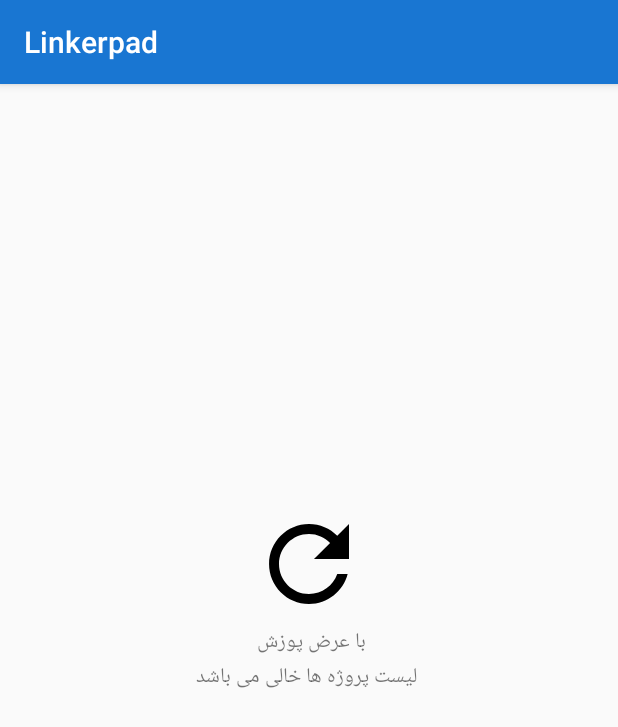
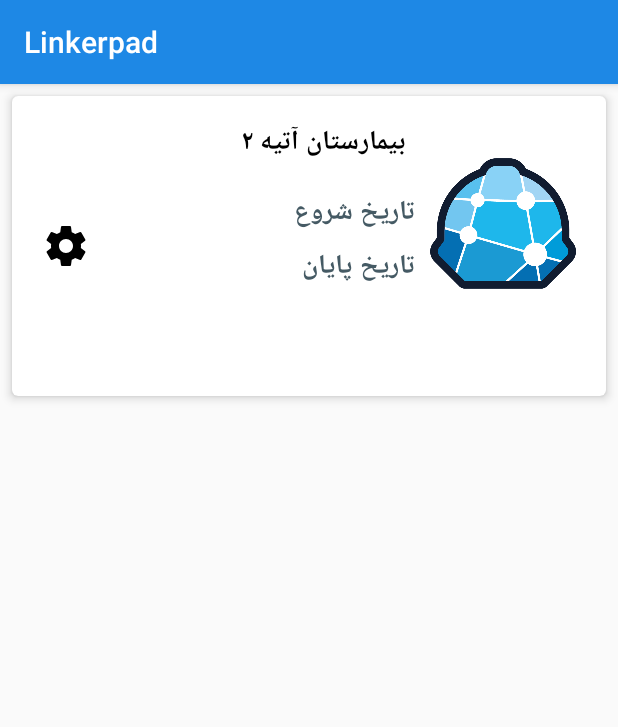
Before and after one commit to LinkerpadStartup/Linkerpad-phase0-, an Android app: the fragment ProjectsFragment shown on its own in the app's theme, on a phone screen of 412 x 824 dp. Shown: the top 727 px of the screen. Run offline under Robolectric (Android 15) with nearby library versions, the light colour scheme and no system bars.

Commit message:
some changes in ui

```diff
--- a/app/src/main/java/com/linkerpad/linkerpad/RegLoginHolder.kt
+++ b/app/src/main/java/com/linkerpad/linkerpad/RegLoginHolder.kt
@@ -70,8 +70,8 @@
 
     private fun setupViewPager(viewPager: ViewPager) {
         val adapter = RegLoginPagerAdapter(supportFragmentManager)
+        adapter.addFragment(LoginFragment(), "ورود")
         adapter.addFragment(RegisterFragment(), "ثبت نام")
-        adapter.addFragment(LoginFragment(), "ورود")
         viewPager.adapter = adapter
     }
 
--- a/app/src/main/java/com/linkerpad/linkerpad/font.kt
+++ b/app/src/main/java/com/linkerpad/linkerpad/font.kt
@@ -17,7 +17,7 @@
         super.onCreate()
 
         CalligraphyConfig.initDefault(CalligraphyConfig.Builder()
-                .setDefaultFontPath("Vazir-Bold.ttf")
+                .setDefaultFontPath("IRANSansWeb(FaNum).ttf")
                 .setFontAttrId(R.attr.fontPath)
                 .build())
 
--- a/app/src/main/res/layout/projects_fragmant_layout.xml
+++ b/app/src/main/res/layout/projects_fragmant_layout.xml
@@ -3,6 +3,7 @@
     android:layout_width="match_parent"
     android:layout_height="match_parent">
 
+    <include layout="@layout/projetcs_items"/>
 
     <android.support.v7.widget.RecyclerView
         android:id="@+id/projectsRecyclerView"
@@ -15,11 +16,13 @@
         android:layout_height="wrap_content"
         android:layout_centerInParent="true"
         android:gravity="center"
+        android:visibility="invisible"
         android:text="با عرض پوزش \n لیست پروژه ها خالی می باشد" />
 
     <ImageView
         android:layout_width="match_parent"
         android:layout_height="80dp"
+        android:visibility="invisible"
         android:layout_above="@id/emptyProjListTv"
         android:src="@drawable/ic_refresh"/>
 </RelativeLayout>
--- /dev/null
+++ b/app/src/main/res/layout/projetcs_items.xml
@@ -0,0 +1,71 @@
+<?xml version="1.0" encoding="utf-8"?>
+<android.support.v7.widget.CardView xmlns:android="http://schemas.android.com/apk/res/android"
+    xmlns:app="http://schemas.android.com/apk/res-auto"
+    android:layout_width="match_parent"
+    android:layout_height="wrap_content"
+    android:layout_marginLeft="8dp"
+    android:layout_marginRight="8dp"
+    android:layout_marginTop="8dp"
+    app:cardCornerRadius="4dp"
+    app:cardElevation="4dp">
+
+    <LinearLayout
+        android:layout_width="match_parent"
+        android:layout_height="200dp"
+        android:layoutDirection="ltr"
+        android:orientation="horizontal"
+        android:paddingRight="20dp">
+
+        <ImageView
+            android:layout_width="0dp"
+            android:layout_height="match_parent"
+            android:layout_marginLeft="20dp"
+            android:layout_weight="0.1"
+            android:src="@drawable/ic_settings" />
+
+        <LinearLayout
+            android:layout_width="0dp"
+            android:layout_height="match_parent"
+            android:layout_weight="0.7"
+            android:orientation="vertical">
+
+            <TextView
+                android:layout_width="match_parent"
+                android:layout_height="wrap_content"
+                android:padding="16dp"
+                android:text="بیمارستان آتیه ۲"
+                android:textColor="@color/black"
+                android:textSize="18sp"
+                android:textStyle="bold" />
+
+            <TextView
+                android:layout_width="match_parent"
+                android:layout_height="wrap_content"
+                android:paddingRight="10dp"
+                android:text="تاریخ شروع"
+                android:textColor="@color/blue_gray700"
+                android:textSize="18sp"
+                android:textStyle="bold" />
+
+            <TextView
+                android:layout_width="match_parent"
+                android:layout_height="wrap_content"
+                android:paddingRight="10dp"
+                android:paddingTop="5dp"
+                android:text="تاریخ پایان"
+                android:textColor="@color/blue_gray700"
+                android:textSize="18sp"
+                android:textStyle="bold" />
+        </LinearLayout>
+
+
+        <ImageView
+            android:layout_width="0dp"
+            android:layout_height="match_parent"
+            android:layout_marginBottom="30dp"
+            android:layout_weight="0.3"
+            android:src="@drawable/logo" />
+
+
+    </LinearLayout>
+</android.support.v7.widget.CardView>
--- a/app/src/main/res/values/styles.xml
+++ b/app/src/main/res/values/styles.xml
@@ -5,7 +5,7 @@
         <!-- Customize your theme here. -->
         <item name="colorPrimary">@color/colorPrimary</item>
         <item name="colorPrimaryDark">@color/colorPrimaryDark</item>
-        <item name="colorAccent">@color/colorAccent</item>
+       <item name="colorAccent">@color/colorPrimary</item>
     </style>
 
     <style name="AppTheme.NoActionBar">
```
Also changed, not shown: app/src/main/res/drawable/ic_add.xml (added, +9 -0 lines), app/src/main/res/drawable/ic_autorenew.xml (added, +9 -0 lines), app/src/main/res/layout/app_bar_main.xml (+10 -0 lines), app/src/main/res/layout/content_main.xml (+9 -0 lines), app/src/main/res/layout/login_fragment_layout.xml (+7 -7 lines), app/src/main/res/layout/reg_login_holder_layout.xml (+15 -12 lines), app/src/main/res/layout/register_fragment_layout.xml (+3 -5 lines), app/src/main/res/menu/main_drawer.xml (+14 -15 lines), app/src/main/res/values/colors.xml (+69 -2 lines).
